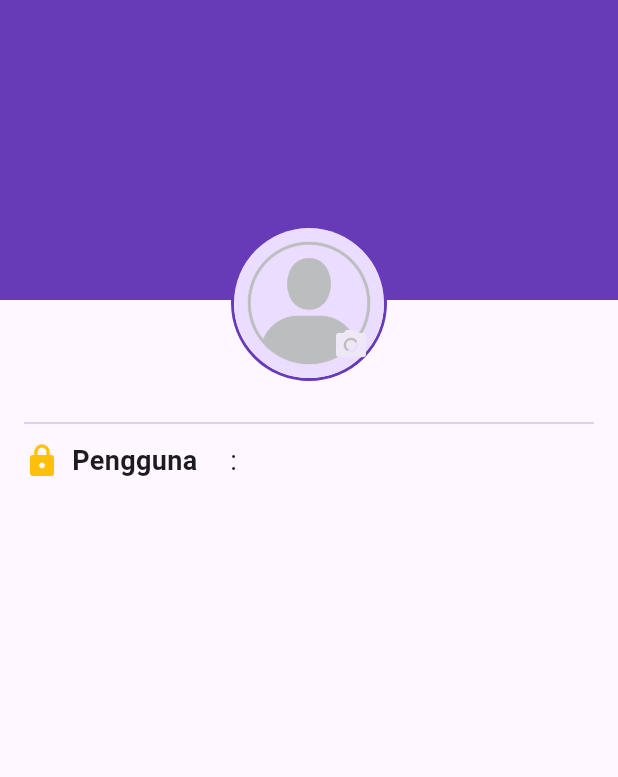
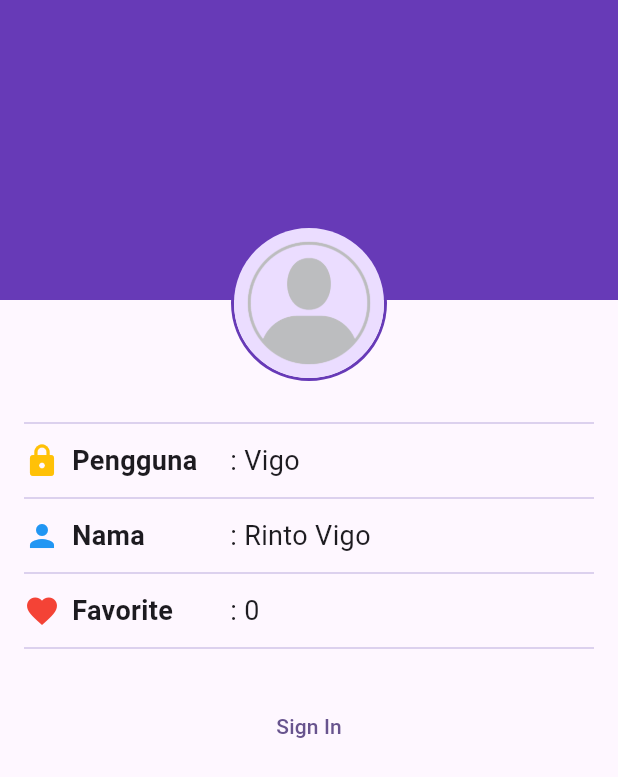
Before and after one commit to 2024-2025-Gasal-PABI-SI5B/project-wisata-candi-si5b-rintovigoo, a Flutter app: the screen it shows after launch, on a phone screen of 412 x 824 dp. Shown: the top 777 px of the screen. Run offline on Flutter 3.47's test engine with Material 3 defaults, Android fonts, the phone set to English and light mode, and no system bars.

Commit message:
sign in / sign out button

```diff
--- a/wisata_candi/lib/screens/detail_screen.dart
+++ b/wisata_candi/lib/screens/detail_screen.dart
@@ -168,7 +168,7 @@ class DetailScreen extends StatelessWidget {
                     const SizedBox(
                       height: 16,
                     ),
-                    Text(
+                    const Text(
                       'Galeri',
                       style: TextStyle(
                         fontSize: 16,
--- a/wisata_candi/lib/screens/profile_screen.dart
+++ b/wisata_candi/lib/screens/profile_screen.dart
@@ -1,3 +1,4 @@
+import 'package:flutter/gestures.dart';
 import 'package:flutter/material.dart';
 
 class ProfileScreen extends StatefulWidget {
@@ -9,10 +10,24 @@ class ProfileScreen extends StatefulWidget {
 
 class _ProfileScreenState extends State<ProfileScreen> {
   //TODO:1. Deklarasikan Variabel yang kita butuhkan
-  bool isSignedIn = true;
+  bool isSignedIn = false;
   String fullName = 'Rinto Vigo';
-  String userName = '';
+  String userName = 'Vigo';
   int favoriteCandiCount = 0;
+
+  //TODO: 5. Implementasi Fungis Sign In
+  void signIn() {
+    setState(() {
+      isSignedIn = !isSignedIn;
+    });
+  }
+
+  //TODO: 6. Implementasi Fungsi Sign Out
+  void signOut() {
+    setState(() {
+      isSignedIn = !isSignedIn;
+    });
+  }
 
   @override
   Widget build(BuildContext context) {
@@ -61,6 +76,7 @@ class _ProfileScreenState extends State<ProfileScreen> {
                   ),
                 ),
                 //TODO: 3. Profile Info (isinya info profil)
+                //baris 1 profile info
                 const SizedBox(
                   height: 20,
                 ),
@@ -94,11 +110,102 @@ class _ProfileScreenState extends State<ProfileScreen> {
                     Expanded(
                         child: Text(
                       ': $userName',
-                      style: TextStyle(fontSize: 18),
-                    ))
+                      style: const TextStyle(fontSize: 18),
+                    )),
+                  ],
+                ),
+                //baris 2 nama pengguna
+                const SizedBox(
+                  height: 4,
+                ),
+                Divider(
+                  color: Colors.deepPurple[100],
+                ),
+                const SizedBox(
+                  height: 4,
+                ),
+                Row(
+                  children: [
+                    SizedBox(
+                      width: MediaQuery.of(context).size.width / 3,
+                      child: const Row(
+                        children: [
+                          Icon(
+                            Icons.person,
+                            color: Colors.blue,
+                          ),
+                          SizedBox(
+                            width: 8,
+                          ),
+                          Text(
+                            'Nama',
+                            style: TextStyle(
+                                fontSize: 18, fontWeight: FontWeight.bold),
+                          )
+                        ],
+                      ),
+                    ),
+                    Expanded(
+                        child: Text(
+                      ': $fullName',
+                      style: const TextStyle(fontSize: 18),
+                    )),
+                    if (isSignedIn) const Icon(Icons.edit),
+                  ],
+                ),
+                //baris 3 Favorit
+                const SizedBox(
+                  height: 4,
+                ),
+                Divider(
+                  color: Colors.deepPurple[100],
+                ),
+                const SizedBox(
+                  height: 4,
+                ),
+                Row(
+                  children: [
+                    SizedBox(
+                      width: MediaQuery.of(context).size.width / 3,
+                      child: const Row(
+                        children: [
+                          Icon(
+                            Icons.favorite,
+                            color: Colors.red,
+                          ),
+                          SizedBox(
+                            width: 8,
+                          ),
+                          Text(
+                            'Favorite',
+                            style: TextStyle(
+                                fontSize: 18, fontWeight: FontWeight.bold),
+                          )
+                        ],
+                      ),
+                    ),
+                    Expanded(
+                        child: Text(
+                      ': $favoriteCandiCount',
+                      style: const TextStyle(fontSize: 18),
+                    )),
                   ],
                 ),
                 //TODO: 4. Profile Action (isinya tombol sign in/sign out)
+                const SizedBox(
+                  height: 4,
+                ),
+                Divider(
+                  color: Colors.deepPurple[100],
+                ),
+                const SizedBox(
+                  height: 20,
+                ),
+                isSignedIn
+                    ? TextButton(
+                        onPressed: signOut, child: const Text('Sign Out'))
+                    : TextButton(
+                        onPressed: signIn, child: const Text('Sign In'))
               ],
             ),
           ),
```
